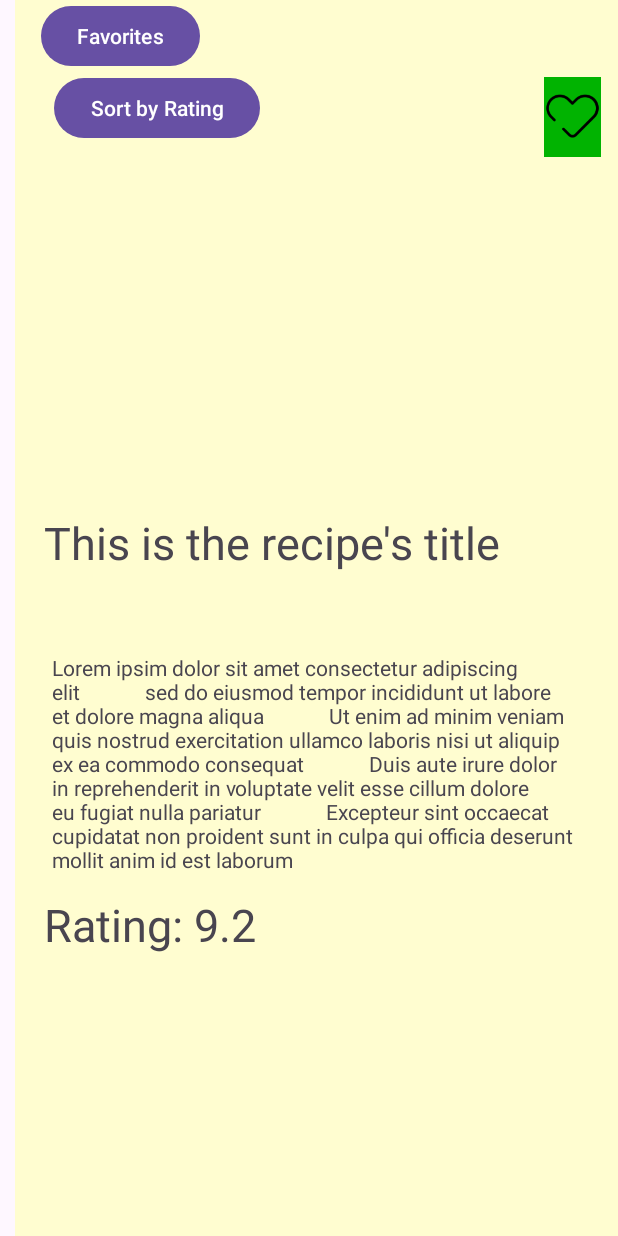
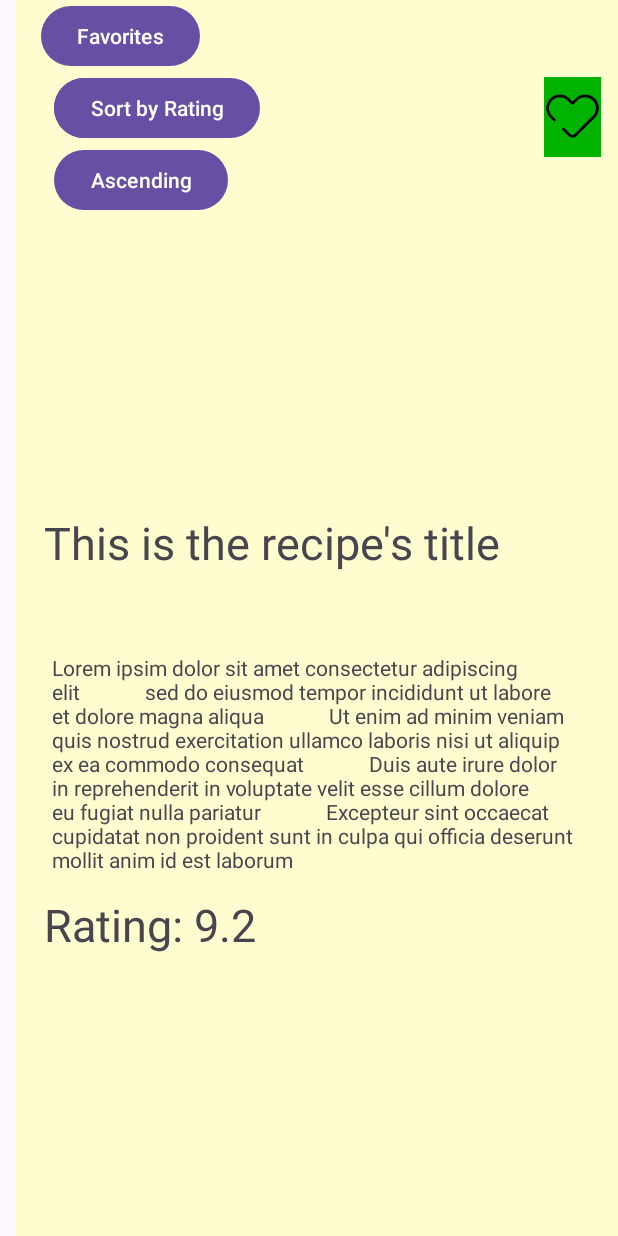
Before and after one commit to SzabolcsG6/Android_projekt_masodik_repository, an Android app: the layout fragment_recipes.xml on its own in the app's theme, with its tools: preview values and no code run, on a phone screen of 412 x 824 dp. Run offline under Robolectric (Android 15) with nearby library versions, the phone set to English and light mode, and no system bars; network calls fail.

Commit message:
Sorting *didn't* break by introducing new code to it Favorites still managed to do it

```diff
--- a/app/src/main/java/com/tasty/recipesapp/repository/RecipeRepository.kt
+++ b/app/src/main/java/com/tasty/recipesapp/repository/RecipeRepository.kt
@@ -83,6 +83,10 @@ object RecipeRepository {
     fun getRecipesSortedByRating(): List<RecipeModel> {
         return recipesList.sortedByDescending { it.userRatings.score }
     }
+    fun getRecipesSortedByRatingAscending(): List<RecipeModel> {
+        return recipesList.sortedBy { it.userRatings.score }
+    }
+
     fun getRecipesSortedByName(): List<RecipeModel> {
         return recipesList.sortedByDescending { it.name }
     }
--- a/app/src/main/res/layout/fragment_recipes.xml
+++ b/app/src/main/res/layout/fragment_recipes.xml
@@ -39,6 +39,32 @@
         android:layout_marginStart="16dp"
         android:layout_marginTop="48dp"
         android:layout_marginEnd="16dp"
+        android:text="Descending"
+        app:layout_constraintEnd_toEndOf="parent"
+        app:layout_constraintHorizontal_bias="0.0"
+        app:layout_constraintStart_toStartOf="parent"
+        app:layout_constraintTop_toTopOf="parent" />
+
+    <Button
+        android:id="@+id/sortButton2"
+        android:layout_width="wrap_content"
+        android:layout_height="wrap_content"
+        android:layout_marginStart="16dp"
+        android:layout_marginTop="96dp"
+        android:layout_marginEnd="16dp"
+        android:text="Ascending"
+        app:layout_constraintEnd_toEndOf="parent"
+        app:layout_constraintHorizontal_bias="0.0"
+        app:layout_constraintStart_toStartOf="parent"
+        app:layout_constraintTop_toTopOf="parent" />
+
+    <Button
+        android:id="@+id/chooserButton"
+        android:layout_width="wrap_content"
+        android:layout_height="wrap_content"
+        android:layout_marginStart="16dp"
+        android:layout_marginTop="48dp"
+        android:layout_marginEnd="16dp"
         android:text="Sort by Rating"
         app:layout_constraintEnd_toEndOf="parent"
         app:layout_constraintHorizontal_bias="0.0"
@@ -51,6 +77,6 @@
         android:layout_height="wrap_content"
         android:layout_marginEnd="40dp"
         android:text="Favorites"
-        app:layout_constraintEnd_toEndOf="@id/sortButton"
-        tools:layout_editor_absoluteY="1dp" />
+        app:layout_constraintEnd_toEndOf="@id/chooserButton"
+        tools:layout_editor_absoluteY="0dp" />
 </androidx.constraintlayout.widget.ConstraintLayout>
```
Also changed, not shown: app/src/main/java/com/tasty/recipesapp/ui/recipe/RecipesFragment.kt (+54 -8 lines), app/src/main/java/com/tasty/recipesapp/ui/recipe/viewmodel/RecipeListViewModel.kt (+8 -0 lines), app/src/main/res/menu/sort_menu.xml (added, +9 -0 lines).
